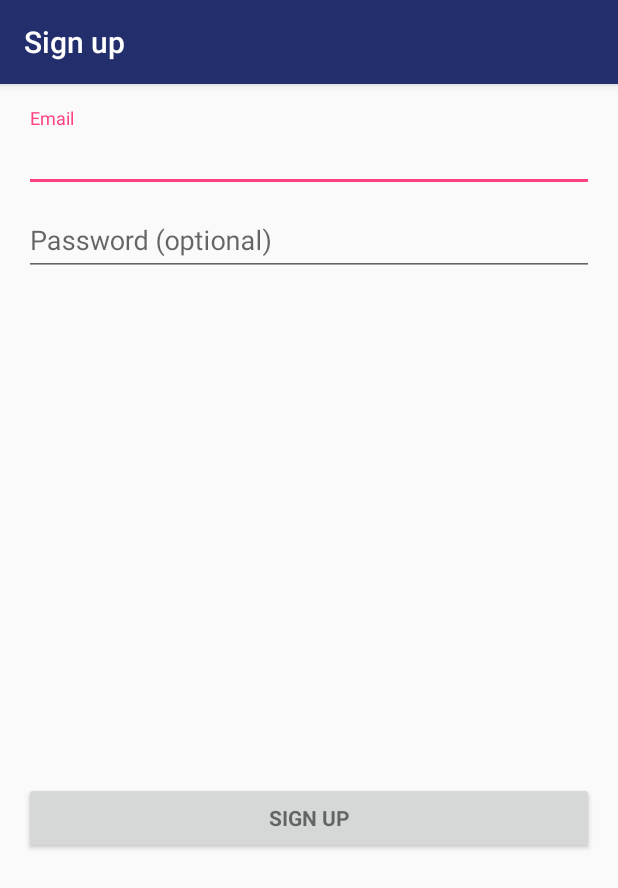
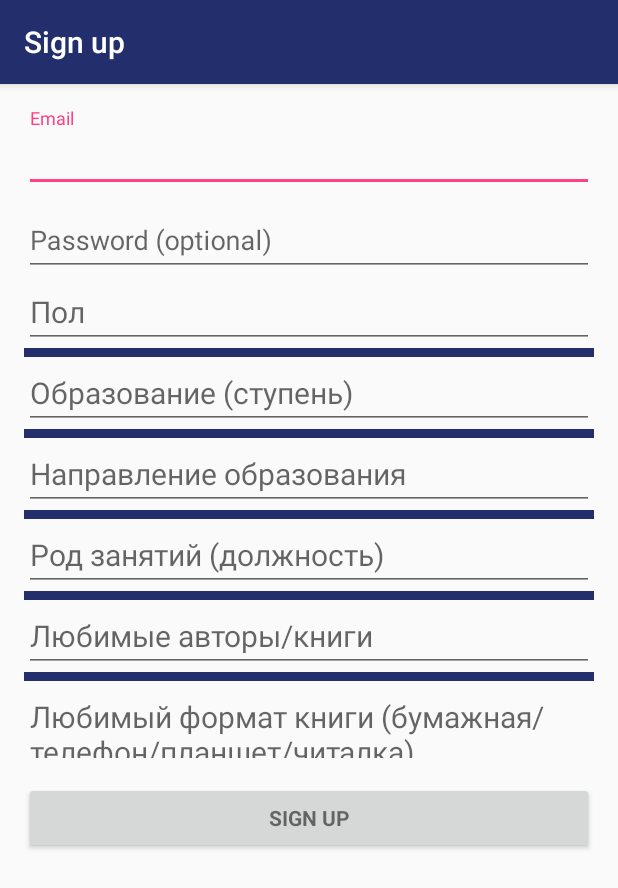
Before and after one commit to vladimirrim/ReadingTracker, an Android app: the SignUpActivity screen opened directly, with no data from a screen before it, on a phone screen of 412 x 824 dp. Shown: the top 888 px of the screen. Run offline under Robolectric (Android 15) with nearby library versions, the phone set to English and light mode, and no system bars; our stand-ins replace Firebase (no records; nobody signed in at launch, a user with empty details on screens opened directly).

Commit message:
Now gathering info on sign up.

```diff
--- a/app/src/main/java/ru/hse/egorov/reading_tracker/SignUpActivity.kt
+++ b/app/src/main/java/ru/hse/egorov/reading_tracker/SignUpActivity.kt
@@ -3,23 +3,28 @@ package ru.hse.egorov.reading_tracker
 import android.content.Intent
 import android.os.Bundle
 import android.support.v7.app.AppCompatActivity
+import android.support.v7.widget.LinearLayoutManager
 import android.util.Log
 import android.widget.Toast
 import com.google.firebase.auth.FirebaseAuth
 import kotlinx.android.synthetic.main.activity_sign_up.*
+import ru.hse.egorov.reading_tracker.adapter.SignUpInfoAdapter
 
 /**
  * A login screen that offers login via email/password.
  */
 class SignUpActivity : AppCompatActivity() {
-    /**
-     * Keep track of the login task to ensure we can cancel it if requested.
-     */
+
     private val authManager: FirebaseAuth? = FirebaseAuth.getInstance()
+    private val userInfoAdapter = SignUpInfoAdapter()
 
     override fun onCreate(savedInstanceState: Bundle?) {
         super.onCreate(savedInstanceState)
         setContentView(R.layout.activity_sign_up)
+
+        infoList.adapter = userInfoAdapter
+        infoList.layoutManager = LinearLayoutManager(this)
+        userInfoAdapter.set(getInfo())
 
         signUpButton.setOnClickListener { _ ->
             if (email.text != null && password.text != null) {
@@ -40,6 +45,16 @@ class SignUpActivity : AppCompatActivity() {
         }
     }
 
+    private fun getInfo(): Collection<String> {
+        val list = ArrayList<String>()
+        list.add("Пол")
+        list.add("Образование (ступень)")
+        list.add("Направление образования")
+        list.add("Род занятий (должность)")
+        list.add("Любимые авторы/книги")
+        list.add("Любимый формат книги (бумажная/телефон/планшет/читалка)")
+        return list
+    }
 
     companion object {
         private const val TAG = "SIGN UP"
--- a/app/src/main/java/ru/hse/egorov/reading_tracker/adapter/SignUpInfoAdapter.kt
+++ b/app/src/main/java/ru/hse/egorov/reading_tracker/adapter/SignUpInfoAdapter.kt
@@ -1,23 +1,46 @@
 package ru.hse.egorov.reading_tracker.adapter
 
 import android.support.v7.widget.RecyclerView
+import android.view.LayoutInflater
 import android.view.View
 import android.view.ViewGroup
+import android.widget.AdapterView
+import android.widget.TextView
+import ru.hse.egorov.reading_tracker.R
+import ru.hse.egorov.reading_tracker.listener.OnItemClickListener
 
-class SignUpInfoAdapter : RecyclerView.Adapter<SignUpInfoAdapter.SignUpInfoViewHolder>() {
+class SignUpInfoAdapter() : RecyclerView.Adapter<SignUpInfoAdapter.SignUpInfoViewHolder>() {
+    private var userInfo: TextView? = null
+    private val userInfoList = ArrayList<String>()
+
     override fun onCreateViewHolder(parent: ViewGroup, viewType: Int): SignUpInfoViewHolder {
-        TODO("not implemented") //To change body of created functions use File | Settings | File Templates.
+        val view = LayoutInflater.from(parent.context).inflate(R.layout.user_signup_info, parent, false)
+        return SignUpInfoViewHolder(view)
+    }
+
+    fun set(items: Collection<String>) {
+        userInfoList.addAll(items)
+    }
+
+    fun clear() {
+        userInfoList.clear()
     }
 
     override fun getItemCount(): Int {
-        TODO("not implemented") //To change body of created functions use File | Settings | File Templates.
+        return userInfoList.size
     }
 
     override fun onBindViewHolder(holder: SignUpInfoViewHolder, position: Int) {
-        TODO("not implemented") //To change body of created functions use File | Settings | File Templates.
+        holder.bind(userInfoList[position])
     }
 
-    class SignUpInfoViewHolder(itemView: View?) : RecyclerView.ViewHolder(itemView) {
-        //TODO
+    inner class SignUpInfoViewHolder(itemView: View?) : RecyclerView.ViewHolder(itemView) {
+        init {
+            userInfo = itemView?.findViewById(R.id.userInfo)
+        }
+
+        public fun bind(info: String) {
+            userInfo?.hint = info
+        }
     }
 }
--- /dev/null
+++ b/app/src/main/java/ru/hse/egorov/reading_tracker/database/DatabaseManager.kt
@@ -0,0 +1,7 @@
+package ru.hse.egorov.reading_tracker.database
+
+import com.google.firebase.firestore.FirebaseFirestore
+
+class DatabaseManager {
+    private val db = FirebaseFirestore.getInstance()
+}
--- /dev/null
+++ b/app/src/main/java/ru/hse/egorov/reading_tracker/listener/OnItemClickListener.kt
@@ -0,0 +1,5 @@
+package ru.hse.egorov.reading_tracker.listener
+
+interface OnItemClickListener {
+   // fun onItemClick(item:ContentItem)
+}
--- /dev/null
+++ b/app/src/main/res/layout/user_signup_info.xml
@@ -0,0 +1,21 @@
+<?xml version="1.0" encoding="utf-8"?>
+<LinearLayout xmlns:android="http://schemas.android.com/apk/res/android"
+    android:layout_width="match_parent"
+    android:layout_height="wrap_content"
+    android:orientation="vertical">
+
+    <EditText
+        android:id="@+id/userInfo"
+        android:layout_width="match_parent"
+        android:layout_height="wrap_content"
+        android:inputType="textMultiLine"
+        android:textSize="20sp" />
+
+    <View
+        android:id="@+id/delimiterView"
+        android:layout_width="match_parent"
+        android:layout_height="6dp"
+        android:background="@color/colorPrimary">
+
+    </View>
+</LinearLayout>
```
